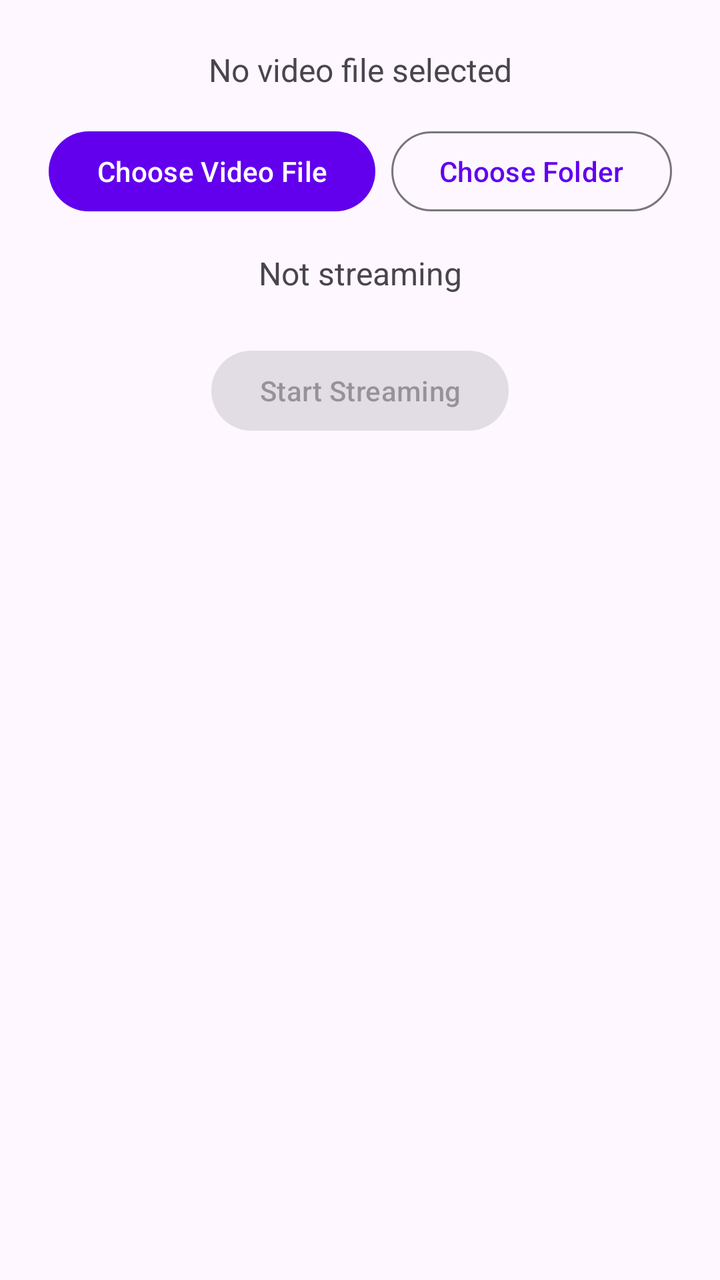
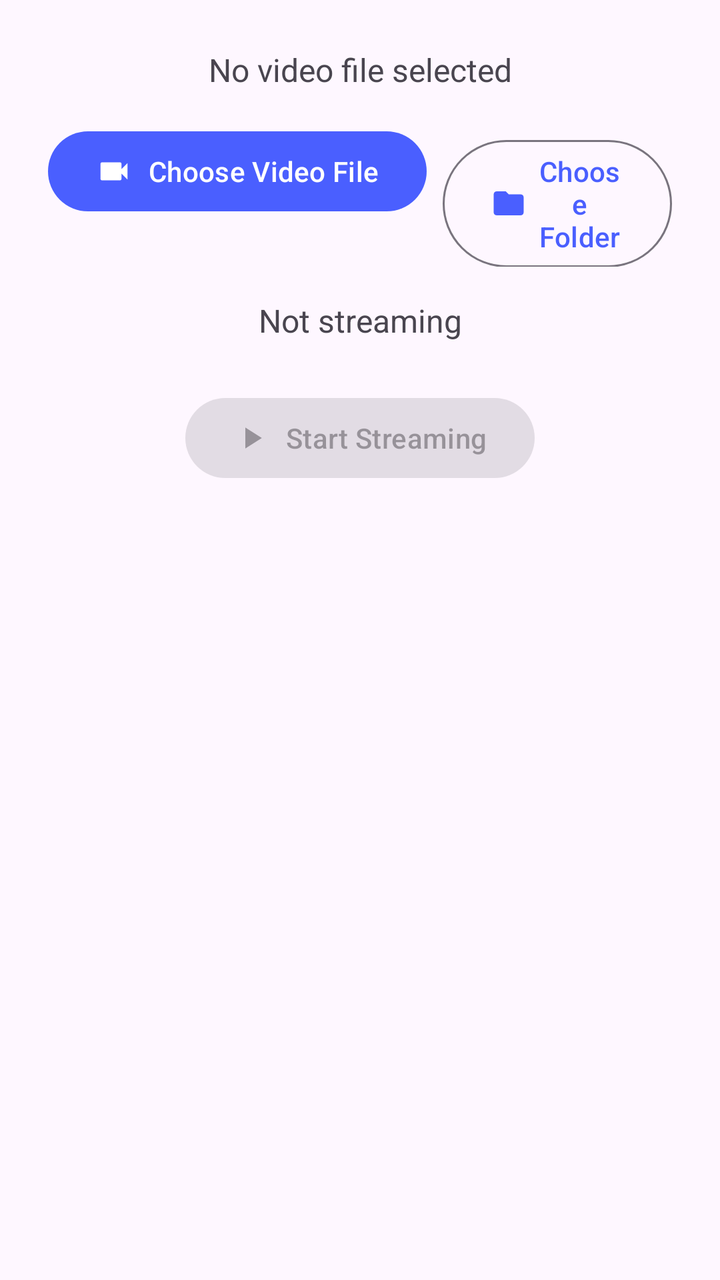

Before-and-after screenshots of an Android layout around one commit, followed by the original layout XML and the change that was made.
<!-- AndroidManifest.xml: application theme Theme.VideoStreamLocal -->
<!-- res/layout/activity_host.xml -->
<?xml version="1.0" encoding="utf-8"?>
<androidx.constraintlayout.widget.ConstraintLayout xmlns:android="http://schemas.android.com/apk/res/android"
    xmlns:app="http://schemas.android.com/apk/res-auto"
    xmlns:tools="http://schemas.android.com/tools"
    android:layout_width="match_parent"
    android:layout_height="match_parent"
    android:padding="24dp"
    tools:context=".HostActivity">

    <TextView
        android:id="@+id/selectedFileText"
        android:layout_width="0dp"
        android:layout_height="wrap_content"
        android:gravity="center"
        android:textSize="16sp"
        android:text="@string/no_video_selected"
        app:layout_constraintTop_toTopOf="parent"
        app:layout_constraintStart_toStartOf="parent"
        app:layout_constraintEnd_toEndOf="parent" />

    <LinearLayout
        android:id="@+id/pickerButtons"
        android:layout_width="wrap_content"
        android:layout_height="wrap_content"
        android:layout_marginTop="16dp"
        android:orientation="horizontal"
        app:layout_constraintTop_toBottomOf="@id/selectedFileText"
        app:layout_constraintStart_toStartOf="parent"
        app:layout_constraintEnd_toEndOf="parent">

        <com.google.android.material.button.MaterialButton
            android:id="@+id/chooseFileButton"
            android:layout_width="wrap_content"
            android:layout_height="wrap_content"
            android:layout_marginEnd="8dp"
            android:text="@string/choose_video" />

        <com.google.android.material.button.MaterialButton
            android:id="@+id/chooseFolderButton"
            style="@style/Widget.Material3.Button.OutlinedButton"
            android:layout_width="wrap_content"
            android:layout_height="wrap_content"
            android:text="@string/choose_folder" />

    </LinearLayout>

    <ImageView
        android:id="@+id/thumbnailPreview"
        android:layout_width="0dp"
        android:layout_height="180dp"
        android:layout_marginTop="16dp"
        android:background="#000000"
        android:scaleType="centerCrop"
        android:visibility="gone"
        android:contentDescription="@string/selected_video_thumbnail"
        app:layout_constraintTop_toBottomOf="@id/pickerButtons"
        app:layout_constraintStart_toStartOf="parent"
        app:layout_constraintEnd_toEndOf="parent"
        tools:visibility="visible" />

    <LinearLayout
        android:id="@+id/sortOptionRow"
        android:layout_width="0dp"
        android:layout_height="wrap_content"
        android:layout_marginTop="16dp"
        android:gravity="center_vertical"
        android:orientation="horizontal"
        android:visibility="gone"
        app:layout_constraintTop_toBottomOf="@id/thumbnailPreview"
        app:layout_constraintStart_toStartOf="parent"
        app:layout_constraintEnd_toEndOf="parent"
        tools:visibility="visible">

        <TextView
            android:layout_width="wrap_content"
            android:layout_height="wrap_content"
            android:layout_marginEnd="8dp"
            android:text="@string/option_default_sort" />

        <Spinner
            android:id="@+id/defaultSortSpinner"
            android:layout_width="0dp"
            android:layout_height="wrap_content"
            android:layout_weight="1" />

    </LinearLayout>

    <TextView
        android:id="@+id/statusText"
        android:layout_width="0dp"
        android:layout_height="wrap_content"
        android:layout_marginTop="16dp"
        android:gravity="center"
        android:textSize="16sp"
        android:text="@string/status_idle"
        app:layout_constraintTop_toBottomOf="@id/sortOptionRow"
        app:layout_constraintStart_toStartOf="parent"
        app:layout_constraintEnd_toEndOf="parent" />

    <com.google.android.material.button.MaterialButton
        android:id="@+id/toggleButton"
        android:layout_width="wrap_content"
        android:layout_height="wrap_content"
        android:layout_marginTop="24dp"
        android:enabled="false"
        android:text="@string/start_streaming"
        app:layout_constraintTop_toBottomOf="@id/statusText"
        app:layout_constraintStart_toStartOf="parent"
        app:layout_constraintEnd_toEndOf="parent" />

</androidx.constraintlayout.widget.ConstraintLayout>
<!-- resources referenced by this layout -->
<resources>
  <string name="choose_folder">Choose Folder</string>
  <string name="choose_video">Choose Video File</string>
  <string name="no_video_selected">No video file selected</string>
  <string name="option_default_sort">Default sort:</string>
  <string name="selected_video_thumbnail">Selected video thumbnail</string>
  <string name="start_streaming">Start Streaming</string>
  <string name="status_idle">Not streaming</string>
  <style name="Theme.VideoStreamLocal" parent="Theme.Material3.DayNight.NoActionBar">
          <item name="colorPrimary">@color/purple_500</item>
      </style>
  <color name="purple_500">#FF6200EE</color>
</resources>

<!-- the commit's change to res/layout/activity_host.xml (unified diff, before → after) -->
@@ -33,14 +33,16 @@
             android:layout_width="wrap_content"
             android:layout_height="wrap_content"
             android:layout_marginEnd="8dp"
-            android:text="@string/choose_video" />
+            android:text="@string/choose_video"
+            app:icon="@drawable/ic_videocam" />
 
         <com.google.android.material.button.MaterialButton
             android:id="@+id/chooseFolderButton"
             style="@style/Widget.Material3.Button.OutlinedButton"
             android:layout_width="wrap_content"
             android:layout_height="wrap_content"
-            android:text="@string/choose_folder" />
+            android:text="@string/choose_folder"
+            app:icon="@drawable/ic_folder" />
 
     </LinearLayout>
 
@@ -104,6 +106,7 @@
         android:layout_marginTop="24dp"
         android:enabled="false"
         android:text="@string/start_streaming"
+        app:icon="@drawable/ic_play_arrow"
         app:layout_constraintTop_toBottomOf="@id/statusText"
         app:layout_constraintStart_toStartOf="parent"
         app:layout_constraintEnd_toEndOf="parent" />
<!-- resource entries referenced after the edit -->
@@ -1,5 +1,35 @@
 <!-- resources referenced by this layout -->
 <resources>
+  <!-- drawable ic_folder (drawable) -->
+  <vector xmlns:android="http://schemas.android.com/apk/res/android"
+      android:width="24dp"
+      android:height="24dp"
+      android:viewportWidth="24"
+      android:viewportHeight="24">
+      <path
+          android:fillColor="#FF000000"
+          android:pathData="M10,4H4c-1.1,0 -1.99,0.9 -1.99,2L2,18c0,1.1 0.9,2 2,2h16c1.1,0 2,-0.9 2,-2V8c0,-1.1 -0.9,-2 -2,-2h-8l-2,-2z" />
+  </vector>
+  <!-- drawable ic_play_arrow (drawable) -->
+  <vector xmlns:android="http://schemas.android.com/apk/res/android"
+      android:width="24dp"
+      android:height="24dp"
+      android:viewportWidth="24"
+      android:viewportHeight="24">
+      <path
+          android:fillColor="#FF000000"
+          android:pathData="M8,5v14l11,-7z" />
+  </vector>
+  <!-- drawable ic_videocam (drawable) -->
+  <vector xmlns:android="http://schemas.android.com/apk/res/android"
+      android:width="24dp"
+      android:height="24dp"
+      android:viewportWidth="24"
+      android:viewportHeight="24">
+      <path
+          android:fillColor="#FF000000"
+          android:pathData="M17,10.5V7c0,-0.55 -0.45,-1 -1,-1H4c-0.55,0 -1,0.45 -1,1v10c0,0.55 0.45,1 1,1h12c0.55,0 1,-0.45 1,-1v-3.5l4,4v-11l-4,4z" />
+  </vector>
   <string name="choose_folder">Choose Folder</string>
   <string name="choose_video">Choose Video File</string>
   <string name="no_video_selected">No video file selected</string>
@@ -8,8 +38,8 @@
   <string name="start_streaming">Start Streaming</string>
   <string name="status_idle">Not streaming</string>
   <style name="Theme.VideoStreamLocal" parent="Theme.Material3.DayNight.NoActionBar">
-          <item name="colorPrimary">@color/purple_500</item>
+          <item name="colorPrimary">@color/brand_primary</item>
       </style>
-  <color name="purple_500">#FF6200EE</color>
+  <color name="brand_primary">#4A5FFF</color>
 </resources>
 
